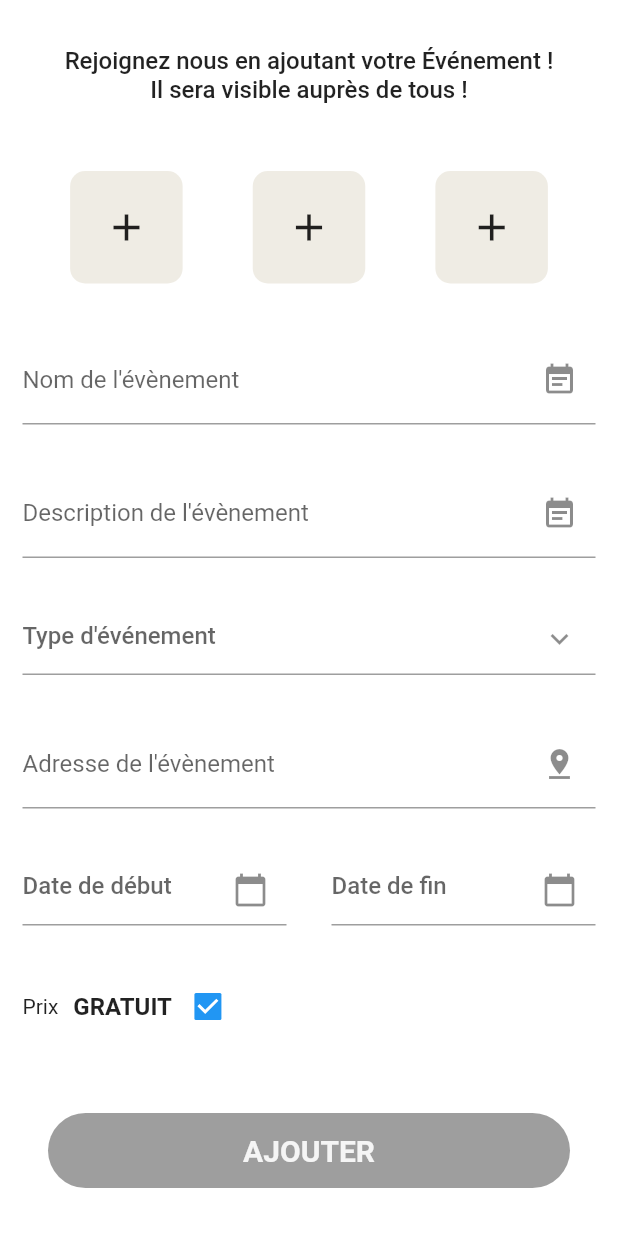
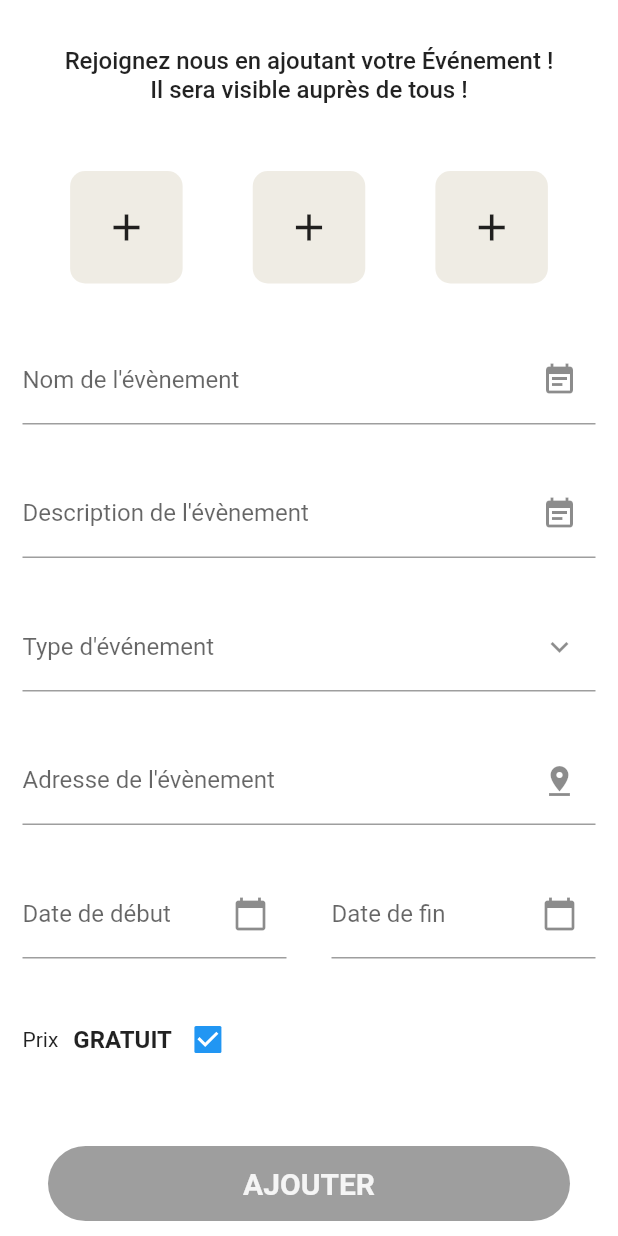
Before and after one commit to Victor-Dev77/esgi_project, a Flutter app: the AddEvent widget shown alone on an empty page, opened directly, scrolled down 47 dp, on a phone screen of 412 x 824 dp. Run offline on Flutter 3.47's test engine with Material 2 defaults, Android fonts, the phone set to English and light mode, and no system bars; our stand-ins replace cached_network_image, cloud_firestore, curved_navigation_bar, firebase_auth, firebase_storage, flutter_map and 7 more; missing offline and left inert: geocoder, the_validator; accounts and stored records are empty; statements that could not run were skipped.

Commit message:
Refacto + Secure Add Event Form

```diff
--- a/lib/components/custom_textfield.dart
+++ b/lib/components/custom_textfield.dart
@@ -6,22 +6,25 @@ class CustomTextField extends TextFormField {
   final Widget suffixIcon;
   final String hintText;
   final String Function(String) validator;
-  final bool obscureText;
+  final Function(String) onChanged;
+  final VoidCallback onTap;
+  final bool obscureText, readOnly;
 
   CustomTextField({
     Key key,
-    @required this.controller,
+    this.controller,
     this.keyboardType: TextInputType.text,
-    @required this.suffixIcon,
+    this.suffixIcon,
     this.hintText: "",
     this.obscureText: false,
-    @required this.validator,
-  })  : assert(controller != null),
-        assert(suffixIcon != null),
-        assert(validator != null),
-        super(
+    this.readOnly: false,
+    this.validator,
+    this.onChanged,
+    this.onTap,
+  })  : super(
           key: key,
           obscureText: obscureText,
+          readOnly: readOnly,
           keyboardType: keyboardType,
           style: TextStyle(fontWeight: FontWeight.w500),
           decoration: InputDecoration(
@@ -31,5 +34,7 @@ class CustomTextField extends TextFormField {
             labelStyle: TextStyle(fontWeight: FontWeight.w400),
           ),
           validator: validator,
+          onChanged: onChanged,
+          onTap: onTap,
         );
 }
--- a/lib/controllers/add_event_controller.dart
+++ b/lib/controllers/add_event_controller.dart
@@ -27,18 +27,9 @@ class AddEventController extends GetxController {
   bool get validForm => this._validForm;
 
   String _title = "";
-  final TextEditingController _titleController = TextEditingController();
-  TextEditingController get titleController => this._titleController;
-
   String _content = "";
-  final TextEditingController _contentController = TextEditingController();
-  TextEditingController get contentController => this._contentController;
-
   String _address = "";
   Map _location = {};
-  final TextEditingController _addressController = TextEditingController();
-  TextEditingController get addressController => this._addressController;
-
   List<String> _pictureEvent;
 
   int _price = 0;
@@ -72,18 +63,18 @@ class AddEventController extends GetxController {
   }
 
   _validateForm() {
-    bool checked = _checkValidAllFields();
-    if (checked) {
-      _validForm = true;
-    } else {
-      _validForm = false;
-    }
+    _validForm = _checkValidAllFields();
     update();
   }
 
   bool _checkValidAllFields() {
-    //TODO: faire d'autre verifications
-    return _pictureEvent.length > 0 && _address != "";
+    return _pictureEvent.length > 0 &&
+        _address.trim() != "" &&
+        _title.trim() != "" &&
+        _content.trim() != "" &&
+        _categoryController.text.trim() != "" &&
+        _beginDateController.text != "" &&
+        _endDateController.text != "";
   }
 
   String getPicture(int index) {
@@ -243,8 +234,8 @@ class AddEventController extends GetxController {
       Get.dialog(
         AlertDialog(
           title: Text(Localization.confirmAddressEvent.tr),
-          content:
-              Text(Localization.confirmAddressNameEvent.trArgs([location['address']])),
+          content: Text(Localization.confirmAddressNameEvent
+              .trArgs([location['address']])),
           actions: <Widget>[
             FlatButton(
               onPressed: () {
@@ -269,15 +260,13 @@ class AddEventController extends GetxController {
         ),
         barrierDismissible: false,
       );
-    }
-    else
+    } else
       return false;
   }
 
   addEvent() async {
     await _checkAddress();
-    if (_location.isEmpty)
-      return;
+    if (_location.isEmpty) return;
     _validForm = false;
     update();
     _setFieldToEvent();
@@ -319,11 +308,8 @@ class AddEventController extends GetxController {
       preview: true,
     );
     _title = "";
-    _titleController.text = "";
     _content = "";
-    _contentController.text = "";
     _address = "";
-    _addressController.text = "";
     _location = {};
     _price = 0;
     _priceController.text = "";
--- a/lib/screens/add_event.dart
+++ b/lib/screens/add_event.dart
@@ -1,4 +1,5 @@
 import 'package:esgi_project/components/card_add_image.dart';
+import 'package:esgi_project/components/custom_textfield.dart';
 import 'package:esgi_project/controllers/add_event_controller.dart';
 import 'package:esgi_project/localization/localization.dart';
 import 'package:esgi_project/utils/constant.dart';
@@ -7,6 +8,8 @@ import 'package:flutter/material.dart';
 import 'package:get/get.dart';
 
 class AddEvent extends StatelessWidget {
+  final _formKey = GlobalKey<FormState>();
+
   @override
   Widget build(BuildContext context) {
     return SafeArea(
@@ -14,9 +17,44 @@ class AddEvent extends StatelessWidget {
         onTap: () => FocusScope.of(context).unfocus(),
         child: SingleChildScrollView(
           child: Container(
+            child: Form(
+              key: _formKey,
               child: Column(
                 children: <Widget>[
-                Padding(
+                  _buildPreviewBtn(),
+                  _buildTitleScreen(),
+                  Container(
+                    height: 115.0,
+                    child: _buildImageGridEvent(),
+                  ),
+                  _buildTitleField(),
+                  _buildContentField(),
+                  _buildTypeEventField(),
+                  _buildAddressField(),
+                  Row(
+                    mainAxisAlignment: MainAxisAlignment.spaceBetween,
+                    children: <Widget>[
+                      Expanded(
+                        child: _buildDateBeginField(),
+                      ),
+                      Expanded(
+                        child: _buildDateEndField(),
+                      ),
+                    ],
+                  ),
+                  _buildPriceField(),
+                  _buildBtnAddEvent(),
+                ],
+              ),
+            ),
+          ),
+        ),
+      ),
+    );
+  }
+
+  Widget _buildPreviewBtn() {
+    return Padding(
       padding: EdgeInsets.only(top: 5, right: 15),
       child: Row(
         mainAxisAlignment: MainAxisAlignment.end,
@@ -26,56 +64,55 @@ class AddEvent extends StatelessWidget {
             onPressed: () => AddEventController.to.goToPreview(),
           ),
         ],
-                    )),
-                Padding(
+      ),
+    );
+  }
+
+  Widget _buildTitleScreen() {
+    return Padding(
       padding: EdgeInsets.all(25),
       child: Text(
         Localization.explainAddEventForm.tr,
         textAlign: TextAlign.center,
         style: TextStyle(fontSize: 16, fontWeight: FontWeight.w500),
       ),
+    );
+  }
+
+  Widget _buildTitleField() {
+    return Padding(
+      padding: EdgeInsets.all(15),
+      child: CustomTextField(
+        suffixIcon: Icon(Icons.event_note),
+        hintText: Localization.nameEvent.tr,
+        onChanged: (value) => AddEventController.to.changeTitleEvent(value),
       ),
-                Container(
-                  height: 115.0,
-                  child: _buildImageGridEvent(),
+    );
+  }
+
+  Widget _buildContentField() {
+    return Padding(
+      padding: EdgeInsets.all(15),
+      child: CustomTextField(
+        suffixIcon: Icon(Icons.event_note),
+        hintText: Localization.descriptionEvent.tr,
+        onChanged: (value) => AddEventController.to.changeContentEvent(value),
       ),
+    );
+  }
+
+  Widget _buildTypeEventField() {
+    return Column(
+      children: <Widget>[
         Padding(
           padding: EdgeInsets.all(15),
-                  child: TextField(
-                      controller: AddEventController.to.titleController,
-                      onChanged: (value) =>
-                          AddEventController.to.changeTitleEvent(value),
-                      style: TextStyle(fontWeight: FontWeight.w500),
-                      decoration: InputDecoration(
-                          suffixIcon: Icon(Icons.event_note),
-                          hintText: Localization.nameEvent.tr,
-                          labelText: Localization.nameEvent.tr,
-                          labelStyle: TextStyle(fontWeight: FontWeight.w400))),
-                ),
-                Padding(
-                  padding: EdgeInsets.all(15),
-                  child: TextField(
-                      controller: AddEventController.to.contentController,
-                      onChanged: (value) =>
-                          AddEventController.to.changeContentEvent(value),
-                      style: TextStyle(fontWeight: FontWeight.w500),
-                      decoration: InputDecoration(
-                          suffixIcon: Icon(Icons.event_note),
-                          hintText: Localization.descriptionEvent.tr,
-                          labelText: Localization.descriptionEvent.tr,
-                          labelStyle: TextStyle(fontWeight: FontWeight.w400))),
-                ),
-                Padding(
-                  padding: EdgeInsets.all(15),
-                  child: TextField(
-                      onTap: () => AddEventController.to.setCategoryShow(),
+          child: CustomTextField(
             controller: AddEventController.to.categoryController,
-                      readOnly: true,
-                      style: TextStyle(fontWeight: FontWeight.w500),
-                      decoration: InputDecoration(
             suffixIcon: Icon(Icons.keyboard_arrow_down),
             hintText: Localization.typeEvent.tr,
-                          labelStyle: TextStyle(fontWeight: FontWeight.w400))),
+            readOnly: true,
+            onTap: () => AddEventController.to.setCategoryShow(),
+          ),
         ),
         GetBuilder<AddEventController>(
           id: "category",
@@ -95,70 +132,61 @@ class AddEvent extends StatelessWidget {
                           Constant.category[index]["title"],
                           style: TextStyle(fontSize: 16),
                         ),
-                                onChanged: (val) =>
-                                    controller.setCategory(val));
+                        onChanged: (val) => controller.setCategory(val));
                   },
                 ),
               );
             return Container();
           },
         ),
-                Padding(
+      ],
+    );
+  }
+
+  Widget _buildAddressField() {
+    return Padding(
       padding: EdgeInsets.all(15),
-                  child: TextField(
-                      controller: AddEventController.to.addressController,
-                      onChanged: (value) =>
-                          AddEventController.to.changeAddressEvent(value),
-                      style: TextStyle(fontWeight: FontWeight.w500),
-                      decoration: InputDecoration(
+      child: CustomTextField(
         suffixIcon: Icon(Icons.pin_drop),
         hintText: Localization.addressEvent.tr,
-                          labelText: Localization.addressEvent.tr,
-                          labelStyle: TextStyle(fontWeight: FontWeight.w400))),
+        onChanged: (value) => AddEventController.to.changeAddressEvent(value),
       ),
-                Row(
-                  mainAxisAlignment: MainAxisAlignment.spaceBetween,
-                  children: <Widget>[
-                    Expanded(
-                      child: Padding(
+    );
+  }
+
+  Widget _buildDateBeginField() {
+    return Padding(
       padding: EdgeInsets.all(15),
-                        child: TextField(
+      child: CustomTextField(
+        controller: AddEventController.to.beginDateController,
         readOnly: true,
-                            onTap: () => AddEventController.to.selectDateEvent(
-                                AddEventController.to.beginDateController),
-                            controller:
-                                AddEventController.to.beginDateController,
-                            style: TextStyle(fontWeight: FontWeight.w500),
-                            decoration: InputDecoration(
         suffixIcon: Icon(Icons.calendar_today),
         hintText: Localization.beginDateEvent.tr,
-                                labelStyle:
-                                    TextStyle(fontWeight: FontWeight.w400))),
+        onTap: () => AddEventController.to
+            .selectDateEvent(AddEventController.to.beginDateController),
       ),
-                    ),
-                    Expanded(
-                      child: Padding(
+    );
+  }
+
+  Widget _buildDateEndField() {
+    return Padding(
       padding: EdgeInsets.all(15),
-                        child: TextField(
+      child: CustomTextField(
+        controller: AddEventController.to.endDateController,
         readOnly: true,
-                            onTap: () => AddEventController.to.selectDateEvent(
-                                AddEventController.to.endDateController),
-                            controller: AddEventController.to.endDateController,
-                            style: TextStyle(fontWeight: FontWeight.w500),
-                            decoration: InputDecoration(
         suffixIcon: Icon(Icons.calendar_today),
         hintText: Localization.endDateEvent.tr,
-                                labelStyle:
-                                    TextStyle(fontWeight: FontWeight.w400))),
+        onTap: () => AddEventController.to
+            .selectDateEvent(AddEventController.to.endDateController),
       ),
-                    ),
-                  ],
-                ),
-                Padding(
+    );
+  }
+
+  Widget _buildPriceField() {
+    return Padding(
       padding: EdgeInsets.all(15),
       child: GetBuilder<AddEventController>(
         id: "price",
-                    // init: AddEventController(),
         builder: (controller) {
           return Row(
             children: <Widget>[
@@ -166,17 +194,13 @@ class AddEvent extends StatelessWidget {
               SizedBox(width: 10),
               if (controller.price != 0)
                 Container(
-                              padding: EdgeInsets.only(right: 20),
+                  padding: EdgeInsets.only(right: 20, bottom: 10),
                   width: 100,
-                              child: TextField(
+                  child: CustomTextField(
                     controller: controller.priceController,
-                                onChanged: (value) =>
-                                    controller.changePriceEvent(value),
                     keyboardType: TextInputType.number,
-                                style: TextStyle(fontWeight: FontWeight.w500),
-                                decoration: InputDecoration(
                     suffixIcon: Icon(Icons.euro_symbol),
-                                ),
+                    onChanged: (value) => controller.changePriceEvent(value),
                   ),
                 ),
               GestureDetector(
@@ -185,14 +209,12 @@ class AddEvent extends StatelessWidget {
                   children: <Widget>[
                     Text(
                       Localization.freeTitle.tr,
-                                  style: TextStyle(
-                                      fontWeight: FontWeight.bold,
-                                      fontSize: 16),
+                      style:
+                          TextStyle(fontWeight: FontWeight.bold, fontSize: 16),
                     ),
                     Checkbox(
                       value: controller.priceIsFree(),
-                                  onChanged: (value) =>
-                                      controller.setPriceFreeOrNotFree(),
+                      onChanged: (value) => controller.setPriceFreeOrNotFree(),
                     ),
                   ],
                 ),
@@ -200,13 +222,6 @@ class AddEvent extends StatelessWidget {
             ],
           );
         },
-                  ),
-                ),
-                _buildBtnAddEvent(),
-              ],
-            ),
-          ),
-        ),
       ),
     );
   }
```
Lines whose indentation alone changed are shown as unchanged.
